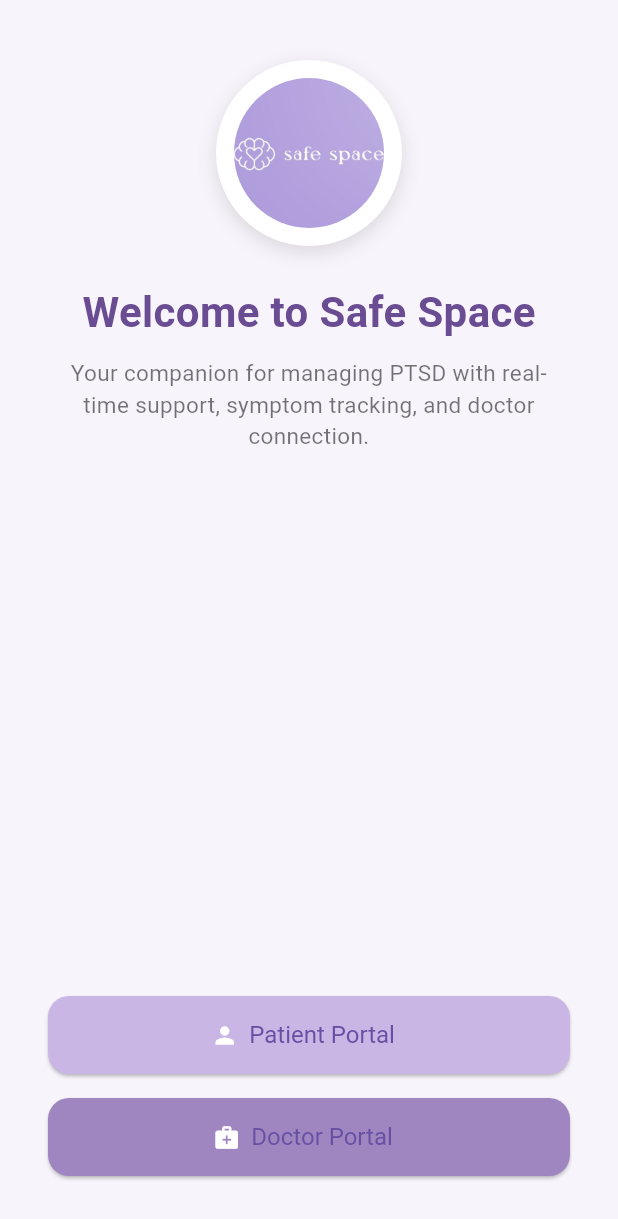
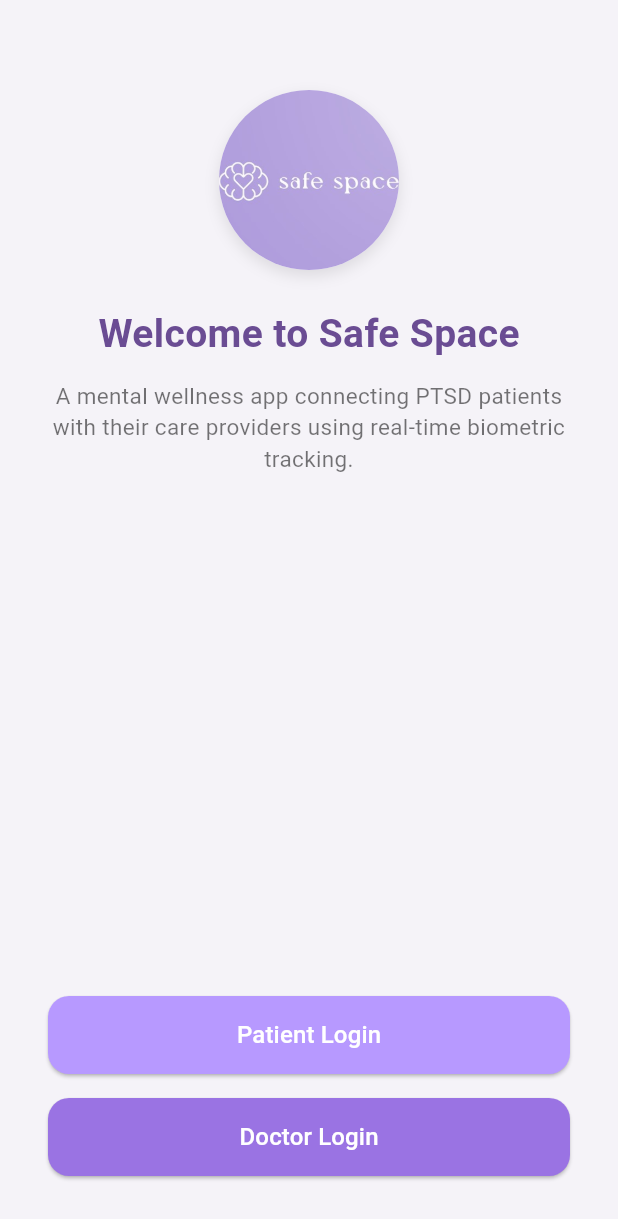
Before and after one commit to Ba-jx/safespace, a Flutter app: the screen it shows after launch, on a phone screen of 412 x 824 dp. Shown: the top 1219 px of the screen. Run offline on Flutter 3.47's test engine with Material 3 defaults, Android fonts, the phone set to English and light mode, and no system bars; our stand-ins replace cloud_firestore, firebase_auth, firebase_core, table_calendar; accounts and stored records are empty.

Commit message:
Update role_selection_screen.dart

```diff
--- a/lib/screens/role_selection_screen.dart
+++ b/lib/screens/role_selection_screen.dart
@@ -6,32 +6,31 @@ class RoleSelectionScreen extends StatelessWidget {
   @override
   Widget build(BuildContext context) {
     return Scaffold(
-      backgroundColor: const Color(0xFFF8F4FB),
-      body: SafeArea(
-        child: Column(
+      backgroundColor: const Color(0xFFF5F3F8),
+      body: Column(
         children: [
-            const SizedBox(height: 40),
-            Center(
+          const SizedBox(height: 60),
+          Padding(
+            padding: const EdgeInsets.symmetric(horizontal: 32),
             child: Column(
               children: [
                 Container(
+                  width: 120,
+                  height: 120,
                   decoration: BoxDecoration(
                     shape: BoxShape.circle,
                     color: Colors.white,
                     boxShadow: [
                       BoxShadow(
-                          color: Colors.black12,
-                          blurRadius: 10,
-                          offset: Offset(0, 4),
-                        )
+                        color: Colors.black.withOpacity(0.1),
+                        blurRadius: 8,
+                        offset: const Offset(0, 4),
+                      ),
                     ],
                   ),
-                    padding: const EdgeInsets.all(12),
                   child: ClipOval(
                     child: Image.asset(
                       'assets/images/safe_space_logo.jpg',
-                        height: 100,
-                        width: 100,
                       fit: BoxFit.cover,
                     ),
                   ),
@@ -40,21 +39,18 @@ class RoleSelectionScreen extends StatelessWidget {
                 const Text(
                   'Welcome to Safe Space',
                   style: TextStyle(
-                      fontSize: 28,
-                      fontWeight: FontWeight.bold,
+                    fontSize: 26,
+                    fontWeight: FontWeight.w700,
                     color: Color(0xFF6A4C93),
                   ),
                 ),
-                  const SizedBox(height: 10),
-                  const Padding(
-                    padding: EdgeInsets.symmetric(horizontal: 32),
-                    child: Text(
-                      'Your companion for managing PTSD with real-time support, symptom tracking, and doctor connection.',
+                const SizedBox(height: 12),
+                const Text(
+                  'A mental wellness app connecting PTSD patients with their care providers using real-time biometric tracking.',
                   textAlign: TextAlign.center,
                   style: TextStyle(
                     fontSize: 15,
                     color: Colors.black54,
-                      ),
                   ),
                 ),
               ],
@@ -65,32 +61,34 @@ class RoleSelectionScreen extends StatelessWidget {
             padding: const EdgeInsets.symmetric(horizontal: 32),
             child: Column(
               children: [
-                  ElevatedButton.icon(
-                    icon: const Icon(Icons.person, color: Colors.white),
-                    label: const Text('Patient Portal'),
+                ElevatedButton(
                   style: ElevatedButton.styleFrom(
-                      backgroundColor: const Color(0xFFC9B6E4),
+                    backgroundColor: const Color(0xFFB799FF),
                     minimumSize: const Size(double.infinity, 52),
-                      textStyle: const TextStyle(fontSize: 16),
                     shape: RoundedRectangleBorder(
                       borderRadius: BorderRadius.circular(14),
                     ),
                   ),
-                    onPressed: () => Navigator.pushNamed(context, '/login'),
+                  onPressed: () {
+                    Navigator.pushNamed(context, '/login');
+                  },
+                  child: const Text('Patient Login',
+                      style: TextStyle(fontSize: 16, color: Colors.white)),
                 ),
                 const SizedBox(height: 16),
-                  ElevatedButton.icon(
-                    icon: const Icon(Icons.medical_services, color: Colors.white),
-                    label: const Text('Doctor Portal'),
+                ElevatedButton(
                   style: ElevatedButton.styleFrom(
-                      backgroundColor: const Color(0xFF9F86C0),
+                    backgroundColor: const Color(0xFF9A73E3),
                     minimumSize: const Size(double.infinity, 52),
-                      textStyle: const TextStyle(fontSize: 16),
                     shape: RoundedRectangleBorder(
                       borderRadius: BorderRadius.circular(14),
                     ),
                   ),
-                    onPressed: () => Navigator.pushNamed(context, '/doctor/login'),
+                  onPressed: () {
+                    Navigator.pushNamed(context, '/doctor/login');
+                  },
+                  child: const Text('Doctor Login',
+                      style: TextStyle(fontSize: 16, color: Colors.white)),
                 ),
               ],
             ),
@@ -98,7 +96,6 @@ class RoleSelectionScreen extends StatelessWidget {
           const SizedBox(height: 40),
         ],
       ),
-      ),
     );
   }
 }
```
Lines whose indentation alone changed are shown as unchanged.
